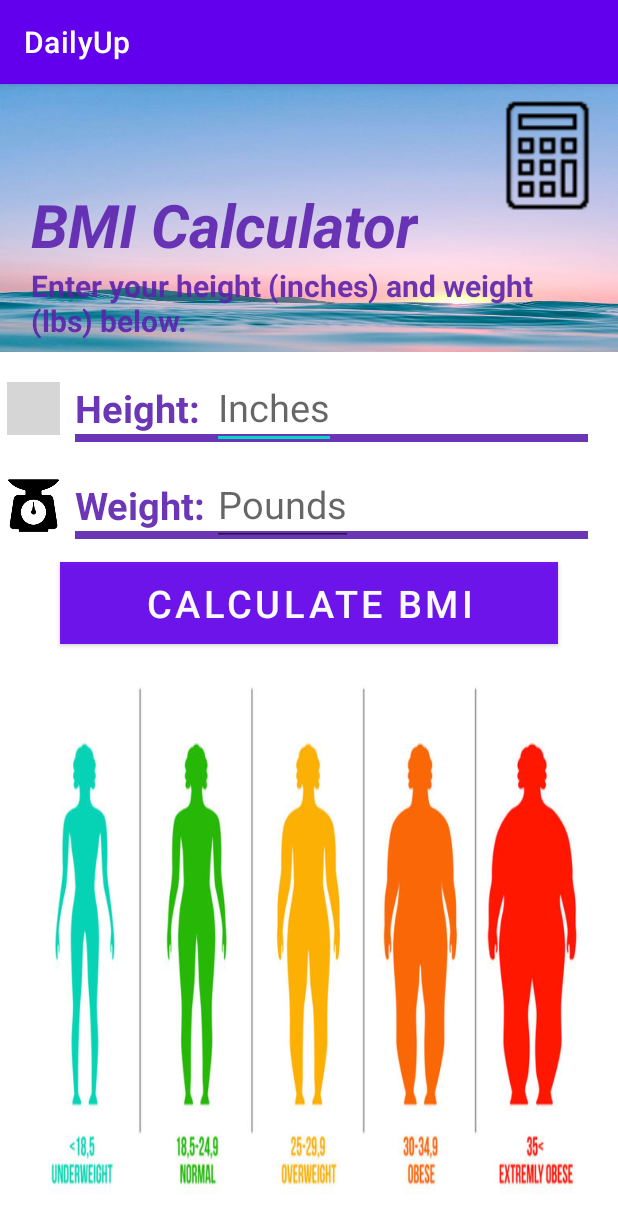
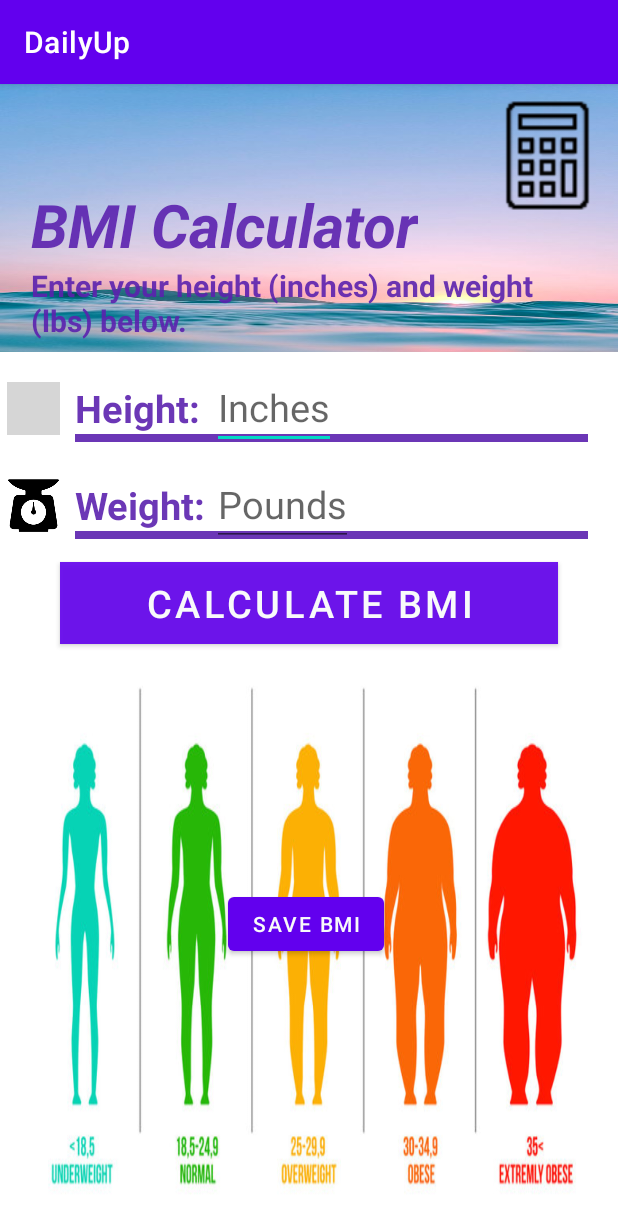
Before and after one commit to LeeleeLiang/Health434, an Android app: the screen it shows after launch (BMICalculator), on a phone screen of 412 x 824 dp. Shown: the top 1228 px of the screen. Run offline under Robolectric (Android 15) with nearby library versions, the phone set to English and light mode, and no system bars; grey boxes are pictures that could not be loaded.

Commit message:
rough version of graph added

```diff
--- a/DailyUp/app/build.gradle
+++ b/DailyUp/app/build.gradle
@@ -35,8 +35,10 @@ dependencies {
     implementation 'androidx.constraintlayout:constraintlayout:2.0.4'
     implementation 'androidx.gridlayout:gridlayout:1.0.0'
     implementation 'androidx.wear:wear:1.1.0'
+    implementation 'com.jjoe64:graphview:4.2.2'
     testImplementation 'junit:junit:4.+'
     androidTestImplementation 'androidx.test.ext:junit:1.1.2'
     androidTestImplementation 'androidx.test.espresso:espresso-core:3.3.0'
     compileOnly 'com.google.android.wearable:wearable:2.8.1'
+
 }
--- a/DailyUp/app/src/main/java/com/example/dailyup/BMICalculator.java
+++ b/DailyUp/app/src/main/java/com/example/dailyup/BMICalculator.java
@@ -2,17 +2,15 @@ package com.example.dailyup;
 
 import android.animation.Animator;
 import android.animation.AnimatorListenerAdapter;
+import android.content.Intent;
 import android.os.Bundle;
-import androidx.appcompat.app.AppCompatActivity;
 import android.view.View;
 import android.view.ViewAnimationUtils;
+import android.widget.Button;
 import android.widget.EditText;
-import android.widget.ImageView;
 import android.widget.TextView;
 
 import androidx.appcompat.app.AppCompatActivity;
-
-import org.w3c.dom.Text;
 
 public class BMICalculator extends AppCompatActivity {
 
@@ -21,6 +19,16 @@ public class BMICalculator extends AppCompatActivity {
     private TextView bmi_result;
     private TextView recommend;
     private TextView extra;
+    private Button saveButton;
+    private int savedBMI;
+
+    //private Switch saveSwitch;
+
+
+    public static final String SHARED_PREFS = "sharedPrefs";
+    public static final String BMI = "bmi";
+
+    private boolean switchOnOff;
 
     @Override
     protected void onCreate(Bundle savedInstanceState) {
@@ -32,7 +40,50 @@ public class BMICalculator extends AppCompatActivity {
         bmi_result = (TextView) findViewById(R.id.textView6);
         recommend = (TextView) findViewById(R.id.recBMI);
         extra = (TextView) findViewById(R.id.extra);
+        saveButton = (Button) findViewById(R.id.saveButton);
+        //saveSwitch = (Switch) findViewById(R.id.saveSwitch);
+
+        saveButton.setOnClickListener(new View.OnClickListener() {
+            @Override
+            public void onClick(View v) {
+                //openGraph();
+                //saveData();
+                Intent intent = new Intent(getApplicationContext(), BmiGraph.class);
+                intent.putExtra("bmi", String.valueOf(savedBMI));
+                startActivity(intent);
+            }
+        });
     }
+
+    /**public void openGraph(){
+        Intent intent = new Intent(this, BmiGraph.class);
+        startActivity(intent);
+    }**/
+
+    /**public void saveData() {
+        SharedPreferences sharedPreferences = getSharedPreferences(SHARED_PREFS, MODE_PRIVATE);
+        SharedPreferences.Editor editor = sharedPreferences.edit();
+
+
+        editor.putString("bmi", bmi_result.getText().toString());
+       // editor.putBoolean("saveSwitch", saveSwitch.isChecked());
+
+        editor.apply();
+
+        Toast.makeText(this, "Data saved", Toast.LENGTH_SHORT).show();
+
+
+       /** SharedPreferences sharedPreferences =
+                this.getSharedPreferences("com.example.dailyup", Context.MODE_PRIVATE);
+        SharedPreferences.Editor editor = sharedPreferences.edit();
+
+        int temp_bmi = Integer.parseInt(bmi_result.getText().toString());
+        editor.putInt(BMI, temp_bmi);
+        editor.commit();
+
+        editor.apply();
+        Toast.makeText(this, "Data saved", Toast.LENGTH_SHORT);
+    } **/
 
     private String show_rec(float bmi) {
 
@@ -42,11 +93,11 @@ public class BMICalculator extends AppCompatActivity {
             str = "Recommendations:\n-Do physical activity for 30 minutes 3 times a week."
                     + "\n-Each nutritious meals 3 times a day.\n-See a doctor if lost more than 10 pounds of your body weight in the last year or less";
         }
-        else if(Float.compare(bmi, 15f) > 0 && Float.compare(bmi, 19f) <= 0) {
+        else if(Float.compare(bmi, 15f) > 0 && Float.compare(bmi, 18.5f) <= 0) {
             str = "Recommendations:\n-Eat more frequently\nTry nutrient-rich smoothies"
                     + "\n-Exercise a few times a week.";
         }
-        else if(Float.compare(bmi, 19f) > 0 && Float.compare(bmi, 24f) <= 0) {
+        else if(Float.compare(bmi, 18.5f) > 0 && Float.compare(bmi, 24f) <= 0) {
             str = "Recommendations:\n-Keep doing your normal routine, you're Healthy!";
         }
         else if(Float.compare(bmi, 24f) > 0 &&Float.compare(bmi, 29f) <= 0) {
@@ -111,9 +162,12 @@ public class BMICalculator extends AppCompatActivity {
             bmi_status = show_status(bmi);
             rec_status = show_rec(bmi);
 
+            savedBMI = (int) bmi;
+
             bmi_result.setText(bmi_status);
             recommend.setText(rec_status);
             extra.setText(R.string.extra);
+
         }
     }
 
--- a/DailyUp/app/src/main/res/layout/bmi_result.xml
+++ b/DailyUp/app/src/main/res/layout/bmi_result.xml
@@ -6,13 +6,23 @@
     android:layout_width="match_parent"
     android:layout_height="match_parent">
 
+    <Button
+        android:id="@+id/saveButton"
+        android:layout_width="wrap_content"
+        android:layout_height="wrap_content"
+        android:layout_marginStart="152dp"
+        android:layout_marginTop="536dp"
+        android:text="Save BMI"
+        app:layout_constraintStart_toStartOf="parent"
+        app:layout_constraintTop_toTopOf="parent" />
+
     <View
         android:id="@+id/myRectangleView"
         android:layout_width="match_parent"
         android:layout_height="0dp"
         android:background="@drawable/back_top"
+        app:layout_constraintBottom_toBottomOf="@id/textView7"
         app:layout_constraintTop_toTopOf="parent"
-        app:layout_constraintBottom_toBottomOf="@id/textView7"
         tools:ignore="MissingConstraints"
         tools:layout_editor_absoluteX="0dp" />
 
@@ -20,36 +30,36 @@
         android:id="@+id/chart"
         android:layout_width="match_parent"
         android:layout_height="0dp"
+        android:layout_marginStart="15dp"
+        android:layout_marginTop="20dp"
+        android:layout_marginEnd="15dp"
+        android:layout_marginBottom="20dp"
         android:background="@drawable/bmi_chart"
+        app:layout_constraintBottom_toBottomOf="parent"
         app:layout_constraintStart_toStartOf="parent"
         app:layout_constraintTop_toBottomOf="@id/calc_btn"
-        app:layout_constraintBottom_toBottomOf="parent"
-        android:layout_marginStart="15dp"
-        android:layout_marginEnd="15dp"
-        android:layout_marginBottom="20dp"
-        android:layout_marginTop="20dp"
         tools:ignore="MissingConstraints" />
 
     <View
         android:id="@+id/calc"
         android:layout_width="78dp"
         android:layout_height="79dp"
+        android:layout_marginTop="@dimen/default_gap"
+        android:layout_marginEnd="@dimen/default_gap"
         android:background="@drawable/calc2"
-        tools:ignore="MissingConstraints"
         app:layout_constraintEnd_toEndOf="parent"
         app:layout_constraintTop_toTopOf="parent"
-        android:layout_marginTop="@dimen/default_gap"
-        android:layout_marginEnd="@dimen/default_gap"/>
+        tools:ignore="MissingConstraints" />
 
     <View
         android:id="@+id/height"
         android:layout_width="35dp"
         android:layout_height="35dp"
+        android:layout_marginEnd="10dp"
         android:background="@drawable/height"
         app:layout_constraintBottom_toBottomOf="@id/textView"
+        app:layout_constraintEnd_toStartOf="@id/textView"
         app:layout_constraintTop_toTopOf="@id/textView"
-        app:layout_constraintEnd_toStartOf="@id/textView"
-        android:layout_marginEnd="10dp"
         app:layout_constraintVertical_bias="0.0"
         tools:ignore="DuplicateIds,MissingConstraints,UnknownId"
         tools:layout_editor_absoluteX="16dp" />
@@ -70,29 +80,29 @@
         android:layout_width="0dp"
         android:layout_height="5dp"
         android:background="@color/purple"
-        tools:ignore="MissingConstraints"
         app:layout_constraintEnd_toEndOf="@id/line2"
         app:layout_constraintStart_toStartOf="@id/line2"
-        app:layout_constraintTop_toBottomOf="@id/textView2"/>
+        app:layout_constraintTop_toBottomOf="@id/textView2"
+        tools:ignore="MissingConstraints" />
 
     <View
         android:id="@+id/line2"
         android:layout_width="match_parent"
         android:layout_height="5dp"
-        android:background="@color/purple"
-        tools:ignore="MissingConstraints"
         android:layout_marginStart="50dp"
         android:layout_marginEnd="20dp"
-        app:layout_constraintTop_toBottomOf="@id/textView"/>
+        android:background="@color/purple"
+        app:layout_constraintTop_toBottomOf="@id/textView"
+        tools:ignore="MissingConstraints" />
 
     <TextView
         android:id="@+id/textView3"
         android:layout_width="wrap_content"
         android:layout_height="wrap_content"
         android:text="BMI Calculator"
+        android:textColor="@color/purple"
+        android:textSize="40sp"
         android:textStyle="bold|italic"
-        android:textSize="40sp"
-        android:textColor="@color/purple"
         app:layout_constraintBottom_toBottomOf="parent"
         app:layout_constraintHorizontal_bias="0.136"
         app:layout_constraintLeft_toLeftOf="parent"
@@ -115,23 +125,23 @@
         android:id="@+id/textView"
         android:layout_width="wrap_content"
         android:layout_height="wrap_content"
+        android:layout_marginTop="20dp"
         android:text="@string/height"
-        android:textStyle="bold"
         android:textColor="@color/purple"
         android:textSize="25sp"
-        android:layout_marginTop="20dp"
+        android:textStyle="bold"
         app:layout_constraintStart_toStartOf="@id/line2"
         app:layout_constraintTop_toBottomOf="@id/myRectangleView" />
 
     <TextView
         android:id="@+id/textView2"
-        android:text="@string/weight"
         android:layout_width="wrap_content"
         android:layout_height="wrap_content"
-        android:textStyle="bold"
+        android:layout_marginTop="30dp"
+        android:text="@string/weight"
         android:textColor="@color/purple"
         android:textSize="25sp"
-        android:layout_marginTop="30dp"
+        android:textStyle="bold"
         app:layout_constraintStart_toStartOf="@id/textView"
         app:layout_constraintTop_toBottomOf="@id/textView" />
 
@@ -139,13 +149,13 @@
         android:id="@+id/editTextHeight"
         android:layout_width="wrap_content"
         android:layout_height="wrap_content"
+        android:layout_marginStart="@dimen/default_gap"
         android:hint="@string/inches"
         android:inputType="number"
         android:textSize="25sp"
+        app:layout_constraintBottom_toTopOf="@id/line2"
+        app:layout_constraintStart_toEndOf="@id/textView"
         app:layout_constraintTop_toTopOf="@id/textView"
-        app:layout_constraintStart_toEndOf="@id/textView"
-        app:layout_constraintBottom_toTopOf="@id/line2"
-        android:layout_marginStart="@dimen/default_gap"
         tools:ignore="LabelFor,MissingConstraints" />
 
 
@@ -156,27 +166,27 @@
         android:hint="@string/pounds"
         android:inputType="number"
         android:textSize="25sp"
+        app:layout_constraintBottom_toTopOf="@id/line"
+        app:layout_constraintStart_toStartOf="@id/editTextHeight"
         app:layout_constraintTop_toTopOf="@id/textView2"
-        app:layout_constraintStart_toStartOf="@id/editTextHeight"
-        app:layout_constraintBottom_toTopOf="@id/line"
         tools:ignore="LabelFor,MissingConstraints" />
 
     <Button
         android:id="@+id/calc_btn"
+        android:layout_width="match_parent"
         android:layout_height="wrap_content"
+        android:layout_marginStart="40dp"
+        android:layout_marginTop="15dp"
+        android:layout_marginEnd="40dp"
         android:background="@color/purple"
         android:elevation="5dp"
         android:onClick="result_bmi"
         android:text="@string/calculate_bmi"
         android:textSize="25sp"
+        app:layout_constraintEnd_toEndOf="@id/line"
+        app:layout_constraintStart_toStartOf="@id/weight"
         app:layout_constraintTop_toBottomOf="@id/line"
-        android:layout_marginTop="15dp"
-        android:layout_marginStart="40dp"
-        android:layout_marginEnd="40dp"
-        app:layout_constraintStart_toStartOf="@id/weight"
-        app:layout_constraintEnd_toEndOf="@id/line"
-        tools:targetApi="lollipop"
-        android:layout_width="match_parent" />
+        tools:targetApi="lollipop" />
 
     <TextView
         android:id="@+id/textView6"
@@ -218,7 +228,7 @@
         app:layout_constraintBottom_toBottomOf="parent"
         app:layout_constraintStart_toStartOf="@id/chart"
         app:layout_constraintTop_toTopOf="@id/chart"
-        app:layout_constraintVertical_bias="1.0" />
+        app:layout_constraintVertical_bias="0.961" />
 
 
 </androidx.constraintlayout.widget.ConstraintLayout>
--- a/DailyUp/app/src/main/res/values/strings.xml
+++ b/DailyUp/app/src/main/res/values/strings.xml
@@ -17,4 +17,5 @@
     -->
     <string name="hello_world">Hello Square World!</string>
     <string name="extra">Use our workout planner and calorie calculator for more advice on how to get in better shape!</string>
+    <string name="title_activity_bmi_graph">bmiGraph</string>
 </resources>
```
Also changed, not shown: DailyUp/app/src/main/AndroidManifest.xml (+11 -7 lines), DailyUp/app/src/main/java/com/example/dailyup/BmiGraph.java (added, +120 -0 lines), DailyUp/app/src/main/res/layout/activity_bmi.xml (+10 -0 lines), DailyUp/app/src/main/res/layout/activity_bmi_graph.xml (added, +43 -0 lines).
